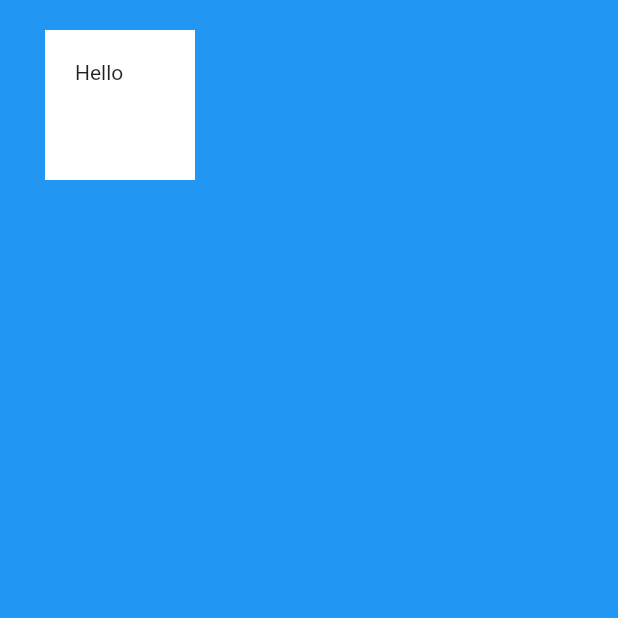
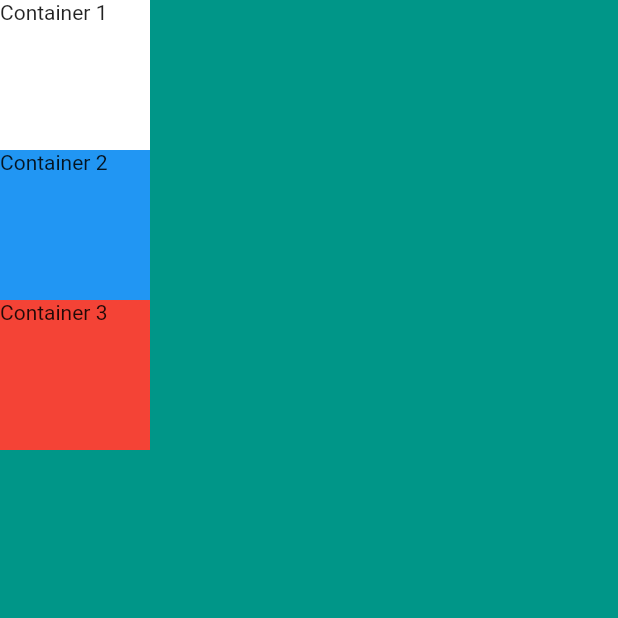
Before and after one commit to SagarKadam32/Flutter, a Flutter app: the screen it shows after launch, on a phone screen of 412 x 824 dp, the top half of it. Run offline on Flutter 3.47's test engine with Material 2 defaults, Android fonts, the phone set to English and light mode, and no system bars.

Commit message:
[Update] Added the column attribute as part of the layout.

```diff
--- a/mi_card_flutter/lib/main.dart
+++ b/mi_card_flutter/lib/main.dart
@@ -9,15 +9,29 @@ class MyApp extends StatelessWidget {
   Widget build(BuildContext context) {
     return MaterialApp(
       home: Scaffold(
-        backgroundColor: Colors.blue,
+        backgroundColor: Colors.teal,
         body: SafeArea(
-          child: Container(
-            height: 100,
-            width: 100,
-            margin: EdgeInsets.fromLTRB(30, 20, 10, 50),
-            padding: EdgeInsets.all(20.0),
-            color: Colors.white,
-            child: const Text('Hello'),
+          child: Column(
+            children: [
+              Container(
+                height: 100,
+                width: 100,
+                color: Colors.white,
+                child: const Text('Container 1'),
+              ),
+              Container(
+                height: 100,
+                width: 100,
+                color: Colors.blue,
+                child: const Text('Container 2'),
+              ),
+              Container(
+                height: 100,
+                width: 100,
+                color: Colors.red,
+                child: const Text('Container 3'),
+              )
+            ],
           ),
         ),
       ),
```
